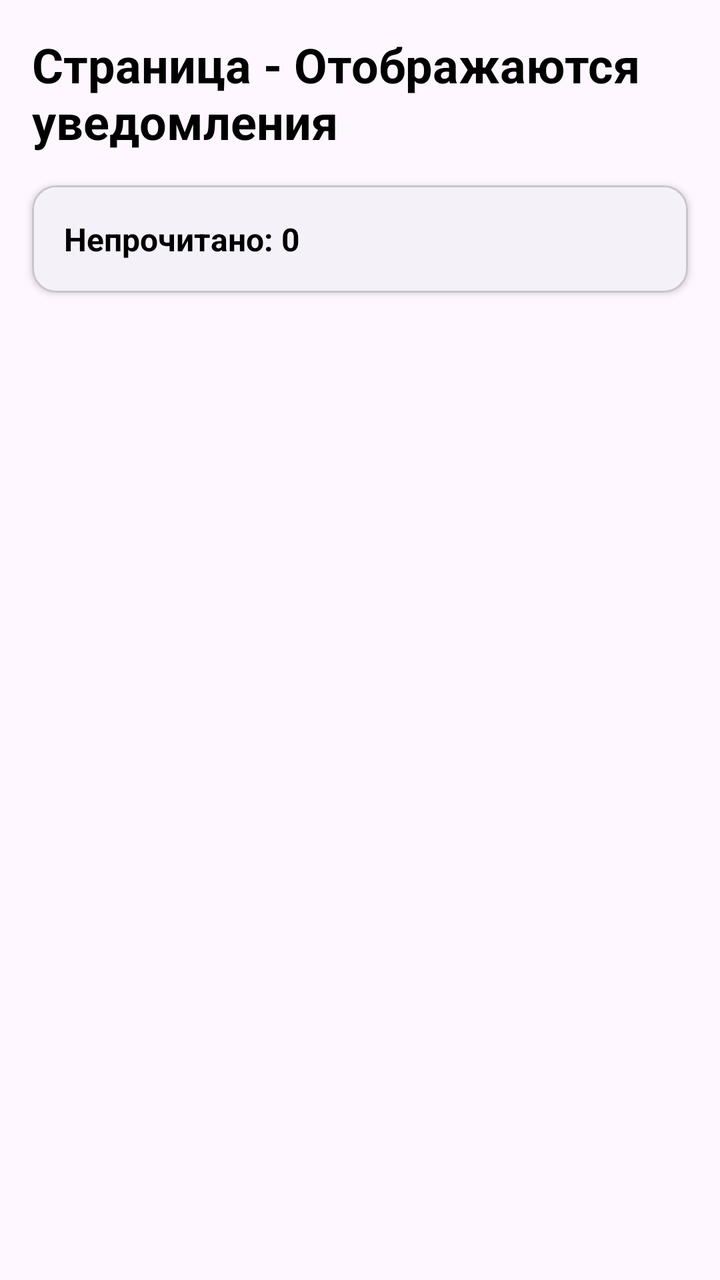
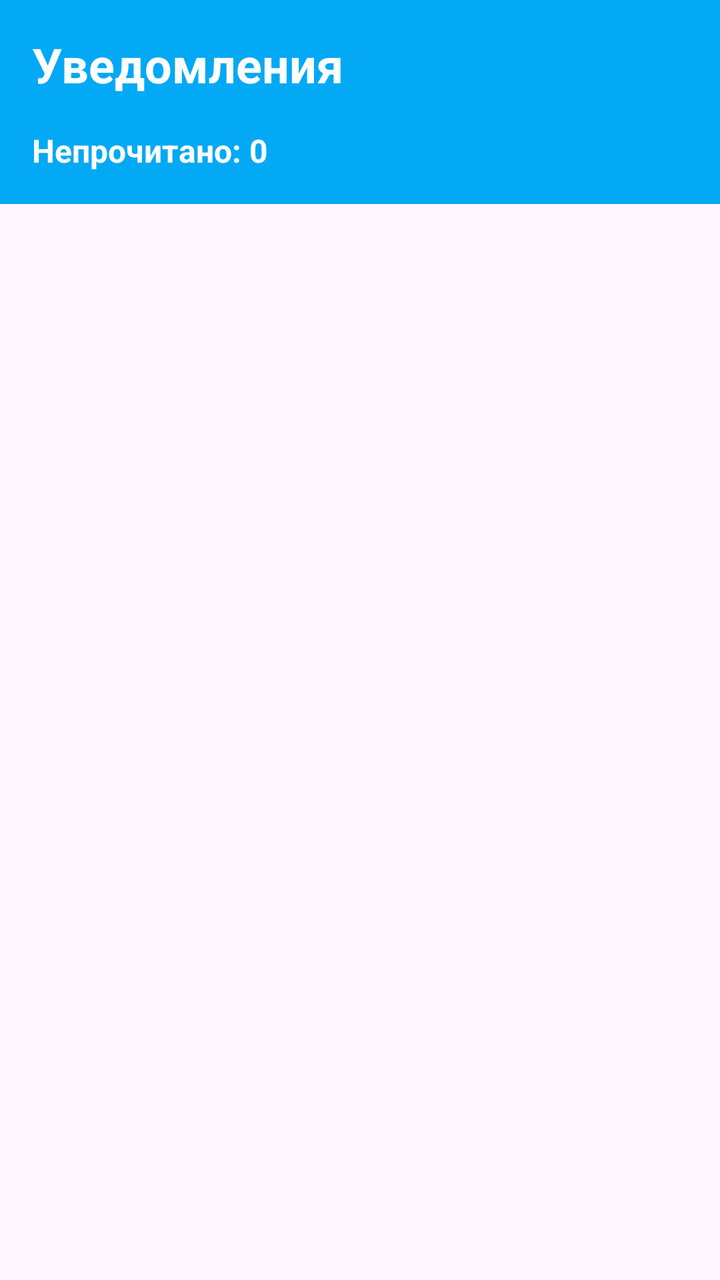

An Android layout rendered at two revisions. The XML below is the earlier revision; the diff shows what the commit changed to produce the second picture.
<!-- AndroidManifest.xml: application theme Theme.CAMPUS -->
<!-- res/layout/fragment_notification.xml -->
<?xml version="1.0" encoding="utf-8"?>
<androidx.constraintlayout.widget.ConstraintLayout xmlns:android="http://schemas.android.com/apk/res/android"
    xmlns:app="http://schemas.android.com/apk/res-auto"
    xmlns:tools="http://schemas.android.com/tools"
    android:layout_width="match_parent"
    android:layout_height="match_parent"
    tools:context=".notifications.NotificationFragment">

    
    <TextView
        android:id="@+id/page_title"
        android:layout_width="wrap_content"
        android:layout_height="wrap_content"
        android:layout_marginStart="16dp"
        android:layout_marginTop="16dp"
        android:text="@string/notifications_page_title"
        android:textSize="24sp"
        android:textStyle="bold"
        android:textColor="?attr/colorOnSurface"
        app:layout_constraintTop_toTopOf="parent"
        app:layout_constraintStart_toStartOf="parent" />

    
    <com.google.android.material.card.MaterialCardView
        android:id="@+id/header_card"
        android:layout_width="match_parent"
        android:layout_height="wrap_content"
        android:layout_margin="16dp"
        app:cardCornerRadius="12dp"
        app:cardElevation="2dp"
        app:layout_constraintTop_toBottomOf="@id/page_title"
        app:layout_constraintStart_toStartOf="parent"
        app:layout_constraintEnd_toEndOf="parent">

        <LinearLayout
            android:layout_width="match_parent"
            android:layout_height="wrap_content"
            android:orientation="horizontal"
            android:padding="16dp"
            android:gravity="center_vertical">

            <TextView
                android:id="@+id/unread_count_text"
                android:layout_width="0dp"
                android:layout_height="wrap_content"
                android:layout_weight="1"
                android:text="Непрочитано: 0"
                android:textSize="16sp"
                android:textStyle="bold"
                android:textColor="?attr/colorOnSurface" />

            <Button
                android:id="@+id/read_all_button"
                android:layout_width="wrap_content"
                android:layout_height="wrap_content"
                android:text="@string/read_all_button"
                android:textSize="14sp"
                android:visibility="gone"
                style="@style/Widget.MaterialComponents.Button.TextButton" />

        </LinearLayout>
    </com.google.android.material.card.MaterialCardView>

    
    <ProgressBar
        android:id="@+id/progress_bar"
        android:layout_width="wrap_content"
        android:layout_height="wrap_content"
        android:visibility="gone"
        app:layout_constraintTop_toBottomOf="@id/header_card"
        app:layout_constraintStart_toStartOf="parent"
        app:layout_constraintEnd_toEndOf="parent"
        android:layout_marginTop="32dp" />

    <View
        android:id="@+id/loading_overlay"
        android:layout_width="match_parent"
        android:layout_height="0dp"
        android:background="#80FFFFFF"
        android:visibility="gone"
        android:clickable="true"
        app:layout_constraintTop_toBottomOf="@id/header_card"
        app:layout_constraintBottom_toBottomOf="parent"
        app:layout_constraintStart_toStartOf="parent"
        app:layout_constraintEnd_toEndOf="parent" />

    
    <androidx.recyclerview.widget.RecyclerView
        android:id="@+id/recycler_view"
        android:layout_width="match_parent"
        android:layout_height="wrap_content"
        android:clipToPadding="false"
        android:paddingBottom="16dp"
        app:layout_constraintTop_toBottomOf="@id/header_card"
        app:layout_constraintBottom_toBottomOf="parent"
        app:layout_constraintStart_toStartOf="parent"
        app:layout_constraintEnd_toEndOf="parent" />

    
    <TextView
        android:id="@+id/empty_state_text"
        android:layout_width="wrap_content"
        android:layout_height="wrap_content"
        android:text="Уведомлений нет"
        android:textSize="16sp"
        android:textColor="?attr/colorOnSurfaceVariant"
        android:visibility="gone"
        app:layout_constraintTop_toBottomOf="@id/header_card"
        app:layout_constraintBottom_toBottomOf="parent"
        app:layout_constraintStart_toStartOf="parent"
        app:layout_constraintEnd_toEndOf="parent" />

</androidx.constraintlayout.widget.ConstraintLayout>
<!-- resources referenced by this layout -->
<resources>
  <string name="notifications_page_title">Страница - Отображаются уведомления</string>
  <string name="read_all_button">Прочитать всё</string>
  <style name="Theme.CAMPUS" parent="Base.Theme.CAMPUS" />
  <style name="Base.Theme.CAMPUS" parent="Theme.Material3.Light.NoActionBar">
          <item name="colorSurface">#FFFFFF</item>        
          <item name="colorOnSurface">#000000</item>      
          <item name="colorOnSurfaceVariant">#333333</item> 
      </style>
</resources>

<!-- the commit's change to res/layout/fragment_notification.xml (unified diff, before → after) -->
@@ -7,30 +7,26 @@
     tools:context=".notifications.NotificationFragment">
 
     
-    <TextView
-        android:id="@+id/page_title"
-        android:layout_width="wrap_content"
-        android:layout_height="wrap_content"
-        android:layout_marginStart="16dp"
-        android:layout_marginTop="16dp"
-        android:text="@string/notifications_page_title"
-        android:textSize="24sp"
-        android:textStyle="bold"
-        android:textColor="?attr/colorOnSurface"
-        app:layout_constraintTop_toTopOf="parent"
-        app:layout_constraintStart_toStartOf="parent" />
-
-    
-    <com.google.android.material.card.MaterialCardView
+    <LinearLayout
         android:id="@+id/header_card"
         android:layout_width="match_parent"
         android:layout_height="wrap_content"
-        android:layout_margin="16dp"
-        app:cardCornerRadius="12dp"
-        app:cardElevation="2dp"
-        app:layout_constraintTop_toBottomOf="@id/page_title"
-        app:layout_constraintStart_toStartOf="parent"
-        app:layout_constraintEnd_toEndOf="parent">
+        android:background="@color/header_background"
+        android:orientation="vertical">
+
+        
+        <TextView
+            android:id="@+id/page_title"
+            android:layout_width="wrap_content"
+            android:layout_height="wrap_content"
+            android:layout_marginStart="16dp"
+            android:layout_marginTop="16dp"
+            android:text="@string/notifications_page_title"
+            android:textSize="24sp"
+            android:textStyle="bold"
+            android:textColor="@color/white"
+            app:layout_constraintTop_toTopOf="parent"
+            app:layout_constraintStart_toStartOf="parent" />
 
         <LinearLayout
             android:layout_width="match_parent"
@@ -47,7 +43,7 @@
                 android:text="Непрочитано: 0"
                 android:textSize="16sp"
                 android:textStyle="bold"
-                android:textColor="?attr/colorOnSurface" />
+                android:textColor="@color/white" />
 
             <Button
                 android:id="@+id/read_all_button"
@@ -59,7 +55,7 @@
                 style="@style/Widget.MaterialComponents.Button.TextButton" />
 
         </LinearLayout>
-    </com.google.android.material.card.MaterialCardView>
+    </LinearLayout>
 
     
     <ProgressBar
<!-- resource entries referenced after the edit -->
@@ -1,6 +1,8 @@
 <!-- resources referenced by this layout -->
 <resources>
-  <string name="notifications_page_title">Страница - Отображаются уведомления</string>
+  <color name="header_background">#03A9F4</color>"
+  <color name="white">#FFFFFFFF</color>
+  <string name="notifications_page_title">Уведомления</string>
   <string name="read_all_button">Прочитать всё</string>
   <style name="Theme.CAMPUS" parent="Base.Theme.CAMPUS" />
   <style name="Base.Theme.CAMPUS" parent="Theme.Material3.Light.NoActionBar">
